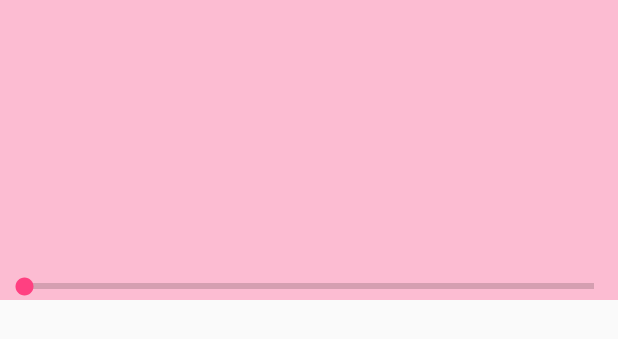
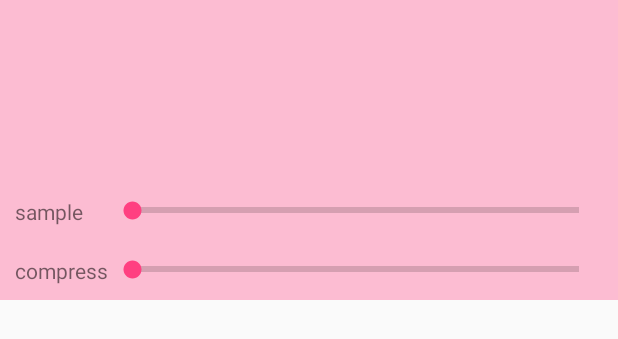
Before and after one commit to Varmin/vDemo, an Android app: the layout activity_load_big_bitmap.xml on its own in the app's theme, with its tools: preview values and no code run, on a phone screen of 412 x 824 dp. Shown: the top 339 px of the screen. Run offline under Robolectric (Android 15) with nearby library versions, the phone set to English and light mode, and no system bars.

Commit message:
bitmap info

```diff
--- a/app/src/main/AndroidManifest.xml
+++ b/app/src/main/AndroidManifest.xml
@@ -13,7 +13,7 @@
         android:supportsRtl="true"
         android:theme="@style/AppTheme">
         <activity
-            android:name=".henCoder.CameraViewActivity"
+            android:name=".others.LoadBigBitmapActivity"
             android:label="@string/app_name">
             <intent-filter>
                 <action android:name="android.intent.action.MAIN" />
--- a/app/src/main/java/com/varmin/vdemo/view/MaterialEditText.java
+++ b/app/src/main/java/com/varmin/vdemo/view/MaterialEditText.java
@@ -27,9 +27,7 @@ public class MaterialEditText extends AppCompatEditText {
     private final float LABEL_TEXT_SIZE = Utils.dp2px(12);
     private boolean useFloatingLabel = true;
     private boolean isFloatingLabel = false;
-
     private final Paint mPaint;
-
     private float floatLabelFraction;
 
     {
@@ -55,8 +53,6 @@ public class MaterialEditText extends AppCompatEditText {
         this.isFloatingLabel = isFloatingLabel;
         initView();
     }
-
-
 
     private void initView() {
         if (useFloatingLabel) {
--- a/app/src/main/res/layout/activity_load_big_bitmap.xml
+++ b/app/src/main/res/layout/activity_load_big_bitmap.xml
@@ -14,11 +14,42 @@
             android:layout_width="match_parent"
             android:layout_height="200dp"
             android:layout_centerInParent="true"/>
-        <android.support.v7.widget.AppCompatSeekBar
-            android:id="@+id/pgb_image_sample"
+        <LinearLayout
             android:layout_width="match_parent"
             android:layout_height="wrap_content"
             android:layout_alignParentBottom="true"
-            style="@style/Widget.AppCompat.ProgressBar.Horizontal"/>
+            android:orientation="vertical">
+            <LinearLayout
+                android:layout_width="match_parent"
+                android:layout_height="wrap_content"
+                android:layout_margin="10dp"
+                android:orientation="horizontal">
+                <TextView
+                    android:layout_width="wrap_content"
+                    android:layout_height="wrap_content"
+                    android:text="sample     "/>
+                <android.support.v7.widget.AppCompatSeekBar
+                    android:id="@+id/pgb_image_sample"
+                    android:layout_width="match_parent"
+                    android:layout_height="wrap_content"
+                    style="@style/Widget.AppCompat.ProgressBar.Horizontal"/>
+            </LinearLayout>
+            <LinearLayout
+                android:layout_width="match_parent"
+                android:layout_height="wrap_content"
+                android:layout_margin="10dp"
+                android:orientation="horizontal">
+                <TextView
+                    android:layout_width="wrap_content"
+                    android:layout_height="wrap_content"
+                    android:text="compress"/>
+                <android.support.v7.widget.AppCompatSeekBar
+                    android:id="@+id/pgb_image_compress"
+                    android:layout_width="match_parent"
+                    android:layout_height="wrap_content"
+                    style="@style/Widget.AppCompat.ProgressBar.Horizontal"/>
+            </LinearLayout>
+
+        </LinearLayout>
     </RelativeLayout>
 </LinearLayout>
```
Also changed, not shown: app/src/main/java/com/varmin/vdemo/others/LoadBigBitmapActivity.java (+38 -11 lines), app/src/main/java/com/varmin/vdemo/view/ImageInfoView.java (+68 -45 lines).
